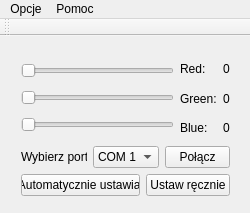
This is mainwindow.ui in Dropsoon/ArduinoDeskControlTest as Qt 5 draws it before an edit. The edited form follows.
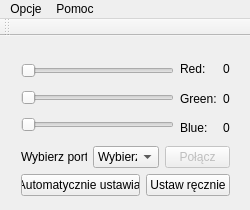
This is the edited form. Icons and pictures are not drawn.

Commit message: Design update and add port connect

The edit to the form file:
```diff
--- a/mainwindow.ui
+++ b/mainwindow.ui
@@ -7,13 +7,37 @@
     <x>0</x>
     <y>0</y>
     <width>250</width>
-    <height>213</height>
+    <height>210</height>
    </rect>
   </property>
+  <property name="sizePolicy">
+   <sizepolicy hsizetype="Fixed" vsizetype="Fixed">
+    <horstretch>0</horstretch>
+    <verstretch>0</verstretch>
+   </sizepolicy>
+  </property>
+  <property name="minimumSize">
+   <size>
+    <width>250</width>
+    <height>210</height>
+   </size>
+  </property>
+  <property name="maximumSize">
+   <size>
+    <width>250</width>
+    <height>210</height>
+   </size>
+  </property>
   <property name="windowTitle">
    <string>RGB Desk</string>
   </property>
   <widget class="QWidget" name="centralWidget">
+   <property name="sizePolicy">
+    <sizepolicy hsizetype="Maximum" vsizetype="Maximum">
+     <horstretch>0</horstretch>
+     <verstretch>0</verstretch>
+    </sizepolicy>
+   </property>
    <widget class="QWidget" name="verticalLayoutWidget_4">
     <property name="geometry">
      <rect>
@@ -24,6 +48,9 @@
      </rect>
     </property>
     <layout class="QVBoxLayout" name="All">
+     <property name="sizeConstraint">
+      <enum>QLayout::SetDefaultConstraint</enum>
+     </property>
      <item>
       <layout class="QHBoxLayout" name="RGBChose">
        <item>
@@ -128,7 +155,7 @@
         <widget class="QComboBox" name="cPort">
          <item>
           <property name="text">
-           <string>COM 1</string>
+           <string>Wybierz</string>
           </property>
          </item>
          <item>
@@ -145,6 +172,9 @@
        </item>
        <item>
         <widget class="QPushButton" name="bConnect">
+         <property name="enabled">
+          <bool>false</bool>
+         </property>
          <property name="text">
           <string>Połącz</string>
          </property>
```
Left out of the diff: 68 changed lines with no effect on the pictures. The commit also changes 4 other files.
